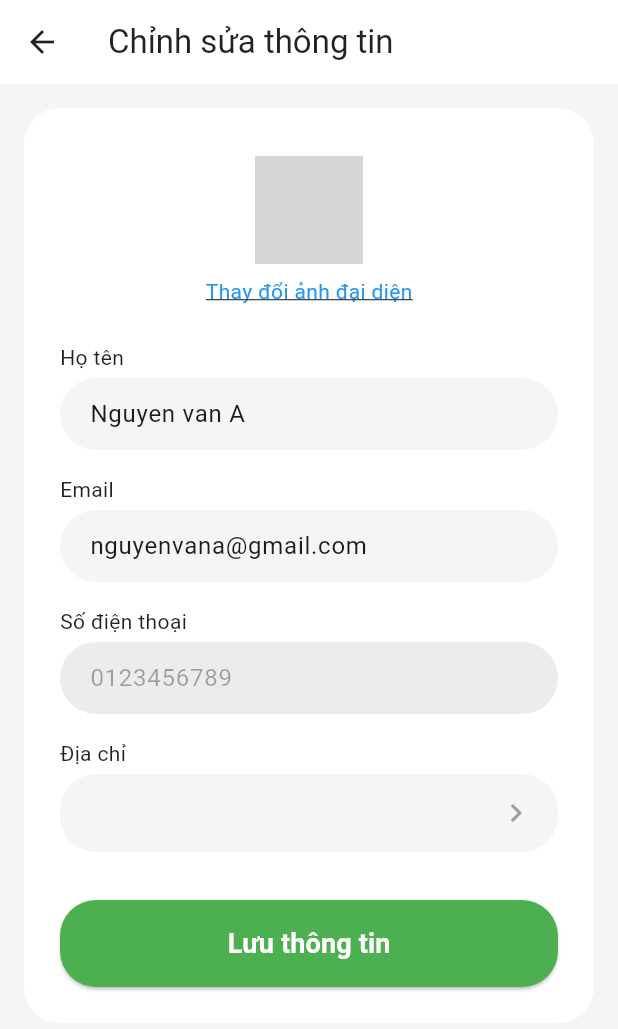
After one commit to ldThanhTrung/MXANH_Flutter, a Flutter app: the AccountDetailsPage screen opened directly, on a phone screen of 412 x 824 dp. The commit adds this screen. Shown: the top 1029 px of the screen. Run offline on Flutter 3.47's test engine with Material 3 defaults, Android fonts, the phone set to English and light mode, and no system bars; our stand-ins replace font_awesome_flutter, intl_phone_field; accounts and stored records are empty; grey boxes are pictures that could not be loaded.

Commit message:
allowed account page to scroll and added account details page

```diff
--- /dev/null
+++ b/lib/screens/account_details_page.dart
@@ -0,0 +1,199 @@
+import 'package:flutter/material.dart';
+import 'package:mxanh_flutter/themes/app_color.dart';
+
+class AccountDetailsPage extends StatefulWidget {
+  @override
+  _AccountDetailsPageState createState() => _AccountDetailsPageState();
+}
+
+class _AccountDetailsPageState extends State<AccountDetailsPage> {
+  final TextEditingController _nameController = TextEditingController(text: 'Nguyen van A');
+  final TextEditingController _emailController = TextEditingController(text: 'nguyenvana@gmail.com');
+  final TextEditingController _phoneController = TextEditingController(text: '0123456789');
+  final TextEditingController _dobController = TextEditingController();
+  String _gender = 'Nam';
+
+  @override
+  void dispose() {
+    _nameController.dispose();
+    _emailController.dispose();
+    _phoneController.dispose();
+    _dobController.dispose();
+    super.dispose();
+  }
+
+  Future<void> _selectDate(BuildContext context) async {
+    DateTime? picked = await showDatePicker(
+      context: context,
+      initialDate: DateTime(2000, 1, 1),
+      firstDate: DateTime(1900),
+      lastDate: DateTime.now(),
+    );
+    if (picked != null) {
+      setState(() {
+        _dobController.text = "${picked.day.toString().padLeft(2, '0')}/${picked.month.toString().padLeft(2, '0')}/${picked.year}";
+      });
+    }
+  }
+
+  @override
+  Widget build(BuildContext context) {
+    return Scaffold(
+      backgroundColor: AppColor.background,
+      appBar: AppBar(
+        backgroundColor: AppColor.surface,
+        elevation: 0,
+        leading: IconButton(
+          icon: Icon(Icons.arrow_back, color: AppColor.textPrimary),
+          onPressed: () => Navigator.of(context).pop(),
+        ),
+        title: Text('Chỉnh sửa thông tin', style: TextStyle(color: AppColor.textPrimary)),
+        centerTitle: false,
+      ),
+      body: SingleChildScrollView(
+        child: Center(
+          child: Padding(
+            padding: const EdgeInsets.all(16.0),
+            child: Container(
+              width: 400, // for web/desktop, otherwise will fill mobile
+              decoration: BoxDecoration(
+                color: AppColor.surface,
+                borderRadius: BorderRadius.circular(24),
+              ),
+              padding: const EdgeInsets.symmetric(horizontal: 24, vertical: 24),
+              child: Column(
+                mainAxisSize: MainAxisSize.min,
+                children: [
+                  SizedBox(height: 8),
+                  // Avatar
+                  Center(
+                    child: Column(
+                      children: [
+                        ClipRRect(
+                          borderRadius: BorderRadius.circular(16),
+                          child: Container(
+                            color: AppColor.background,
+                            width: 72,
+                            height: 72,
+                            child: Image.asset(
+                              'assets/avatar_placeholder.png',
+                              fit: BoxFit.cover,
+                              errorBuilder: (context, error, stackTrace) => Icon(Icons.person, size: 48, color: AppColor.textSecondary),
+                            ),
+                          ),
+                        ),
+                        SizedBox(height: 8),
+                        GestureDetector(
+                          onTap: () {},
+                          child: Text(
+                            'Thay đổi ảnh đại diện',
+                            style: TextStyle(color: Colors.blue, fontSize: 14, decoration: TextDecoration.underline),
+                          ),
+                        ),
+                      ],
+                    ),
+                  ),
+                  SizedBox(height: 24),
+                  // Họ tên
+                  Align(
+                    alignment: Alignment.centerLeft,
+                    child: Text('Họ tên', style: TextStyle(fontSize: 14, color: AppColor.textPrimary)),
+                  ),
+                  SizedBox(height: 4),
+                  TextField(
+                    controller: _nameController,
+                    decoration: InputDecoration(
+                      filled: true,
+                      fillColor: AppColor.background,
+                      contentPadding: EdgeInsets.symmetric(horizontal: 16, vertical: 12),
+                      border: OutlineInputBorder(borderRadius: BorderRadius.circular(24), borderSide: BorderSide.none),
+                      hintStyle: TextStyle(color: AppColor.textSecondary),
+                      labelStyle: TextStyle(color: AppColor.textPrimary),
+                    ),
+                  ),
+
+                  SizedBox(height: 16),
+                  // Email
+                  Align(
+                    alignment: Alignment.centerLeft,
+                    child: Text('Email', style: TextStyle(fontSize: 14, color: AppColor.textPrimary)),
+                  ),
+                  SizedBox(height: 4),
+                  TextField(
+                    controller: _emailController,
+                    decoration: InputDecoration(
+                      filled: true,
+                      fillColor: AppColor.background,
+                      contentPadding: EdgeInsets.symmetric(horizontal: 16, vertical: 12),
+                      border: OutlineInputBorder(borderRadius: BorderRadius.circular(24), borderSide: BorderSide.none),
+                      hintStyle: TextStyle(color: AppColor.textSecondary),
+                      labelStyle: TextStyle(color: AppColor.textPrimary),
+                    ),
+                  ),
+                  SizedBox(height: 16),
+                  // Số điện thoại
+                  Align(
+                    alignment: Alignment.centerLeft,
+                    child: Text('Số điện thoại', style: TextStyle(fontSize: 14, color: AppColor.textPrimary)),
+                  ),
+                  SizedBox(height: 4),
+                  TextField(
+                    controller: _phoneController,
+                    enabled: false,
+                    decoration: InputDecoration(
+                      filled: true,
+                      fillColor: AppColor.textSecondary.withOpacity(0.2),
+                      contentPadding: EdgeInsets.symmetric(horizontal: 16, vertical: 12),
+                      border: OutlineInputBorder(borderRadius: BorderRadius.circular(24), borderSide: BorderSide.none),
+                      hintStyle: TextStyle(color: AppColor.textSecondary),
+                      labelStyle: TextStyle(color: AppColor.textPrimary),
+                    ),
+                  ),
+                  SizedBox(height: 16),
+                  // Địa chỉ
+                  Align(
+                    alignment: Alignment.centerLeft,
+                    child: Text('Địa chỉ', style: TextStyle(fontSize: 14, color: AppColor.textPrimary)),
+                  ),
+                  SizedBox(height: 4),
+                  GestureDetector(
+                    onTap: () {},
+                    child: Container(
+                      width: double.infinity,
+                      padding: EdgeInsets.symmetric(horizontal: 16, vertical: 14),
+                      decoration: BoxDecoration(
+                        color: AppColor.background,
+                        borderRadius: BorderRadius.circular(24),
+                      ),
+                      child: Row(
+                        mainAxisAlignment: MainAxisAlignment.spaceBetween,
+                        children: [
+                          Text('', style: TextStyle(color: AppColor.textPrimary)),
+                          Icon(Icons.chevron_right, color: AppColor.textSecondary),
+                        ],
+                      ),
+                    ),
+                  ),
+                  SizedBox(height: 32),
+                  // Lưu thông tin button
+                  SizedBox(
+                    width: double.infinity,
+                    child: ElevatedButton(
+                      onPressed: () {},
+                      style: ElevatedButton.styleFrom(
+                        backgroundColor: AppColor.primary,
+                        shape: RoundedRectangleBorder(borderRadius: BorderRadius.circular(24)),
+                        padding: EdgeInsets.symmetric(vertical: 16),
+                      ),
+                      child: Text('Lưu thông tin', style: TextStyle(fontSize: 18, fontWeight: FontWeight.bold, color: Colors.white)),
+                    ),
+                  ),
+                ],
+              ),
+            ),
+          ),
+        ),
+      ),
+    );
+  }
+}
--- a/lib/screens/account_page.dart
+++ b/lib/screens/account_page.dart
@@ -1,5 +1,6 @@
 import 'package:flutter/material.dart';
 import 'package:mxanh_flutter/themes/app_color.dart';
+import 'package:mxanh_flutter/screens/account_details_page.dart';
 
 class AccountPage extends StatelessWidget {
   @override
@@ -7,11 +8,19 @@ class AccountPage extends StatelessWidget {
     return Scaffold(
       backgroundColor: AppColor.background,
       body: SafeArea(
+        child: SingleChildScrollView(
           child: Column(
             children: [
               // Profile Card
               Padding(
                 padding: const EdgeInsets.all(16.0),
+                child: InkWell(
+                  borderRadius: BorderRadius.circular(16),
+                  onTap: () {
+                    Navigator.of(context).push(
+                      MaterialPageRoute(builder: (context) => AccountDetailsPage()),
+                    );
+                  },
                   child: Container(
                     decoration: BoxDecoration(
                       color: AppColor.surface,
@@ -43,6 +52,7 @@ class AccountPage extends StatelessWidget {
                         ),
                         Icon(Icons.chevron_right, color: AppColor.textSecondary),
                       ],
+                    ),
                   ),
                 ),
               ),
@@ -123,7 +133,7 @@ class AccountPage extends StatelessWidget {
                   ),
                 ),
               ),
-            Spacer(),
+              SizedBox(height: 20), // Add some bottom padding instead of Spacer
               Padding(
                 padding: const EdgeInsets.only(bottom: 12),
                 child: Text(
@@ -132,6 +142,7 @@ class AccountPage extends StatelessWidget {
                 ),
               ),
             ],
+          ),
         ),
       ),
     );
```
Lines whose indentation alone changed are shown as unchanged.
